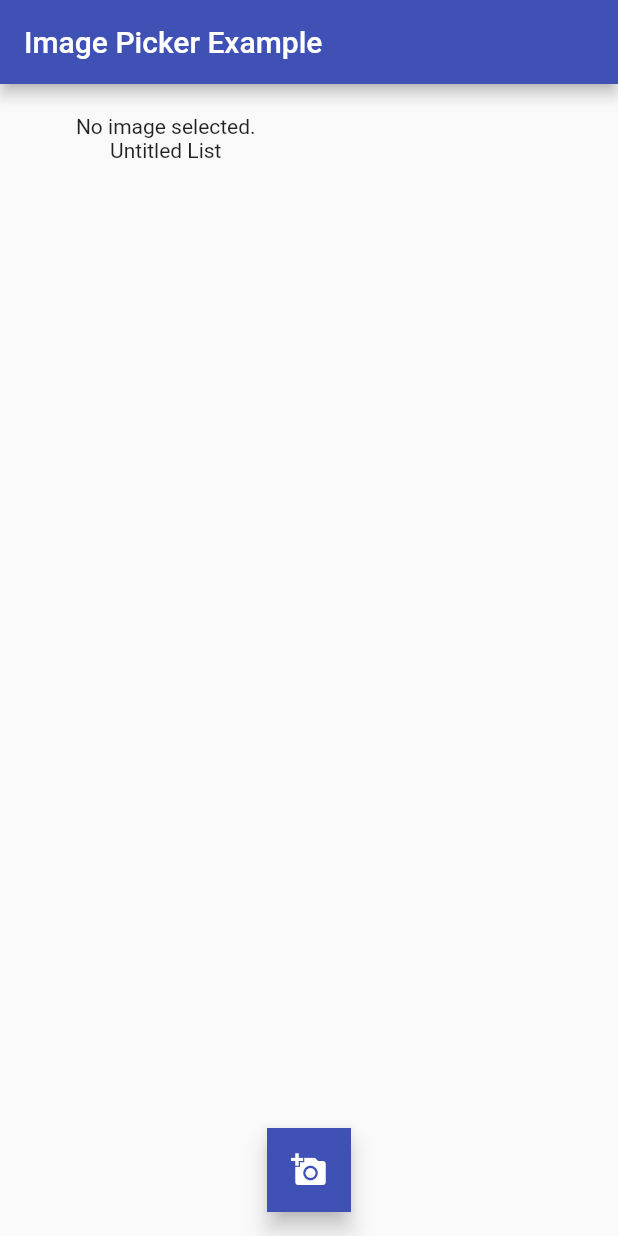
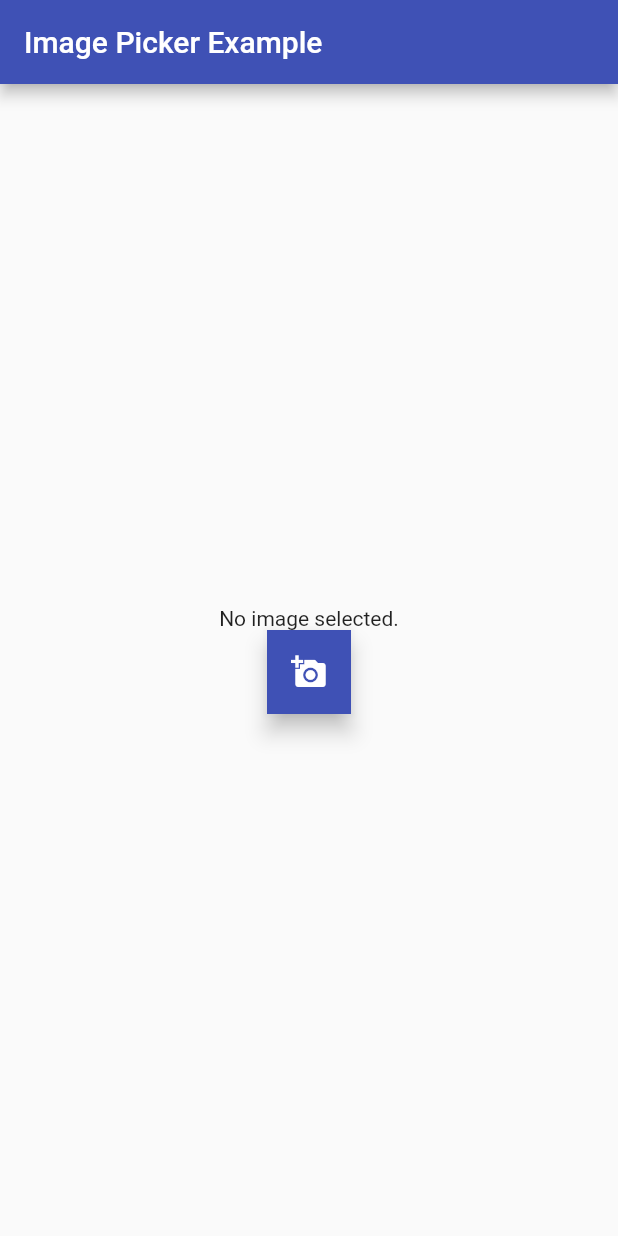
Before and after one commit to a-benavente/interior-design-app, a Flutter app: the screen it shows after launch, on a phone screen of 412 x 824 dp. Run offline on Flutter 3.47's test engine with Material 2 defaults, Android fonts, the phone set to English and light mode, and no system bars; our stand-ins replace image_picker.

Commit message:
changes to layout

```diff
--- a/lib/main.dart
+++ b/lib/main.dart
@@ -42,7 +42,26 @@ class _MyHomePageState extends State<MyHomePage> {
       appBar: AppBar(
         title: Text('Image Picker Example'),
       ),
-      body: GridView.count(
+      body: (_image == null) ?
+             Center(
+             child: Column(
+                mainAxisAlignment: MainAxisAlignment.center,
+                 children: [
+                  Text('No image selected.'),
+            // floatingActionButtonLocation: FloatingActionButtonLocation.centerFloat,
+            // floatingActionButton:
+            FloatingActionButton(
+                onPressed: getImage,
+                  tooltip: 'Pick Image',
+                child: Icon(Icons.add_a_photo),
+                shape: RoundedRectangleBorder(),
+                backgroundColor: Theme.of(context).primaryColor,
+              ),
+          ],
+        ),
+     )
+
+             :  GridView.count(
                primary: false,
               padding: const EdgeInsets.all(20),
               crossAxisSpacing: 10,
@@ -50,27 +69,36 @@ class _MyHomePageState extends State<MyHomePage> {
               crossAxisCount: 2,
                children: [
                  Column(
-            children: <Widget>[
-               (_image == null) ?
-               Text('No image selected.')
-               :
+                   children: [
                      Image.file(_image, height: 150, width: 150, ),
                      Text('Untitled List'),
-
-            // padding: EdgeInsets.all(20),
-            ]
+                   ],
                  ),
                ],
              ),
-      floatingActionButtonLocation: FloatingActionButtonLocation.centerFloat,
-      floatingActionButton: FloatingActionButton(
 
-        onPressed: getImage,
-        tooltip: 'Pick Image',
-        child: Icon(Icons.add_a_photo),
-        shape: RoundedRectangleBorder(),
-        backgroundColor: Theme.of(context).primaryColor,
-      ),
+
+  //      GridView.count(
+  //       primary: false,
+  //   padding: const EdgeInsets.all(20),
+  //   crossAxisSpacing: 10,
+  //   mainAxisSpacing: 10,
+  //   crossAxisCount: 2,
+  // children: [
+  //         Column(
+  //           children: <Widget>[
+  //              (_image == null) ?
+  //              Text('No image selected.')
+  //              :
+  //               Image.file(_image, height: 150, width: 150, ),
+  //               Text('Untitled List'),
+
+  //           // padding: EdgeInsets.all(20),
+  //           ]
+  //         ),
+  //       ],
+  //     ),
+
     );
   }
 }
```
Lines whose indentation alone changed are shown as unchanged.
